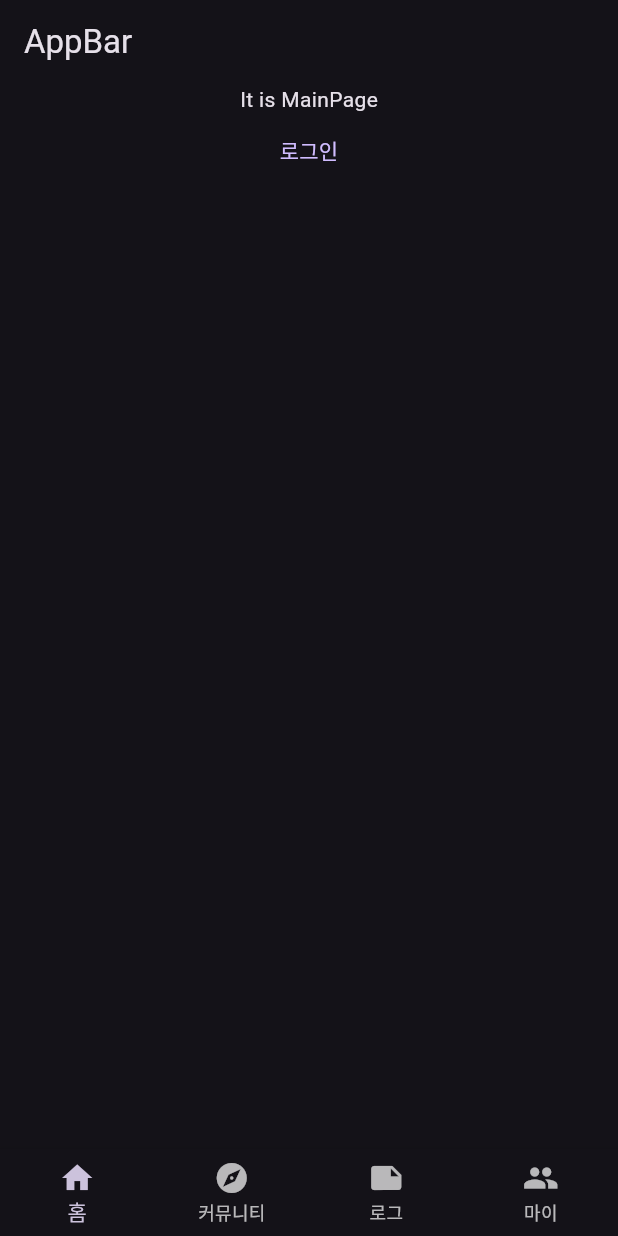
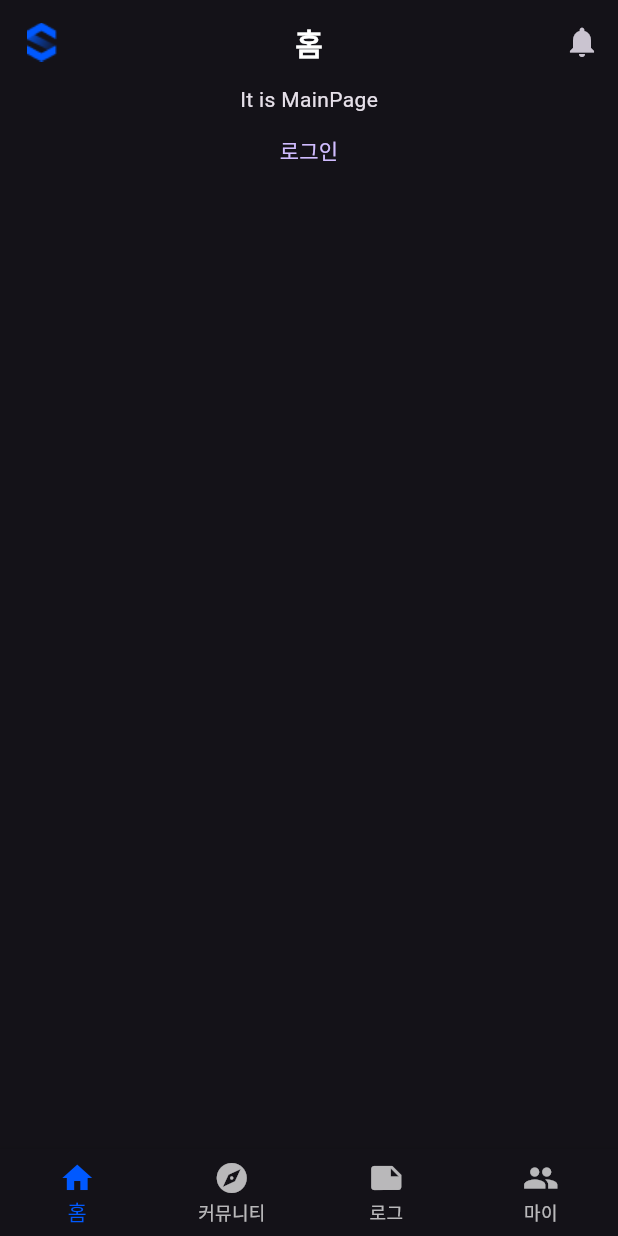
Before and after one commit to huir0/Hexagonian, a Flutter app: the screen it shows after launch, on a phone screen of 412 x 824 dp. Run offline on Flutter 3.47's test engine with Material 3 defaults, Android fonts, the phone set to English and light mode, and no system bars; our stand-ins replace carousel_slider, equatable, flutter_riverpod, flutter_svg, freezed_annotation, go_router and 1 more; Roboto replaces fonts that are missing (Pretendard).

Commit message:
Add sfaclogWidget

```diff
--- a/sfaclog/lib/view/app_wrapper.dart
+++ b/sfaclog/lib/view/app_wrapper.dart
@@ -1,5 +1,6 @@
 import 'package:flutter/material.dart';
 import 'package:flutter_riverpod/flutter_riverpod.dart';
+import 'package:sfaclog/common.dart';
 import 'package:sfaclog/view/pages/community_page/community_page.dart';
 import 'package:sfaclog/view/pages/log_page/log_page.dart';
 import 'package:sfaclog/view/pages/main_page/main_page.dart';
@@ -20,34 +21,35 @@ class AppWrapper extends ConsumerWidget {
       const LogPage(),
       const MyPage(),
     ];
+    List<String> pagesLabel = ['홈', '커뮤니티', '로그', '마이페이지'];
+
     return SafeArea(
       child: Scaffold(
-        appBar: AppBar(
-          title: const Text('AppBar'),
-        ),
+        appBar: AppBarWidget(pageLabel: pagesLabel[state.page]),
         body: pages[state.page],
         bottomNavigationBar: BottomNavigationBar(
+          selectedItemColor: SLColor.primary,
           type: BottomNavigationBarType.fixed,
           currentIndex: state.page,
           onTap: (index) {
             ref.read(appwrapperProvider.notifier).pageChanged(index);
           },
-          items: const [
+          items: [
             BottomNavigationBarItem(
-              icon: Icon(Icons.home, size: 24),
-              label: '홈',
+              icon: const Icon(Icons.home, size: 24),
+              label: pagesLabel[0],
             ),
             BottomNavigationBarItem(
-              icon: Icon(Icons.explore, size: 24),
-              label: '커뮤니티',
+              icon: const Icon(Icons.explore, size: 24),
+              label: pagesLabel[1],
             ),
             BottomNavigationBarItem(
-              icon: Icon(Icons.note, size: 24),
-              label: '로그',
+              icon: const Icon(Icons.note, size: 24),
+              label: pagesLabel[2],
             ),
             BottomNavigationBarItem(
-              icon: Icon(Icons.people, size: 24),
-              label: '마이',
+              icon: const Icon(Icons.people, size: 24),
+              label: pagesLabel[3].substring(0, 2),
             ),
           ],
         ),
```
